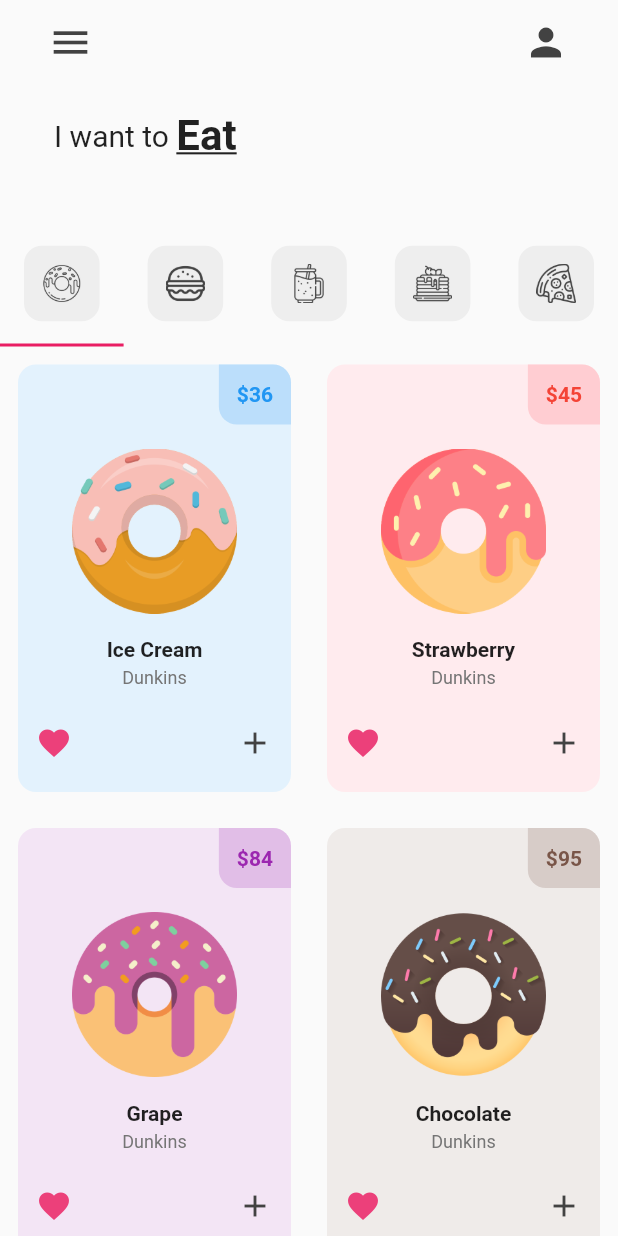
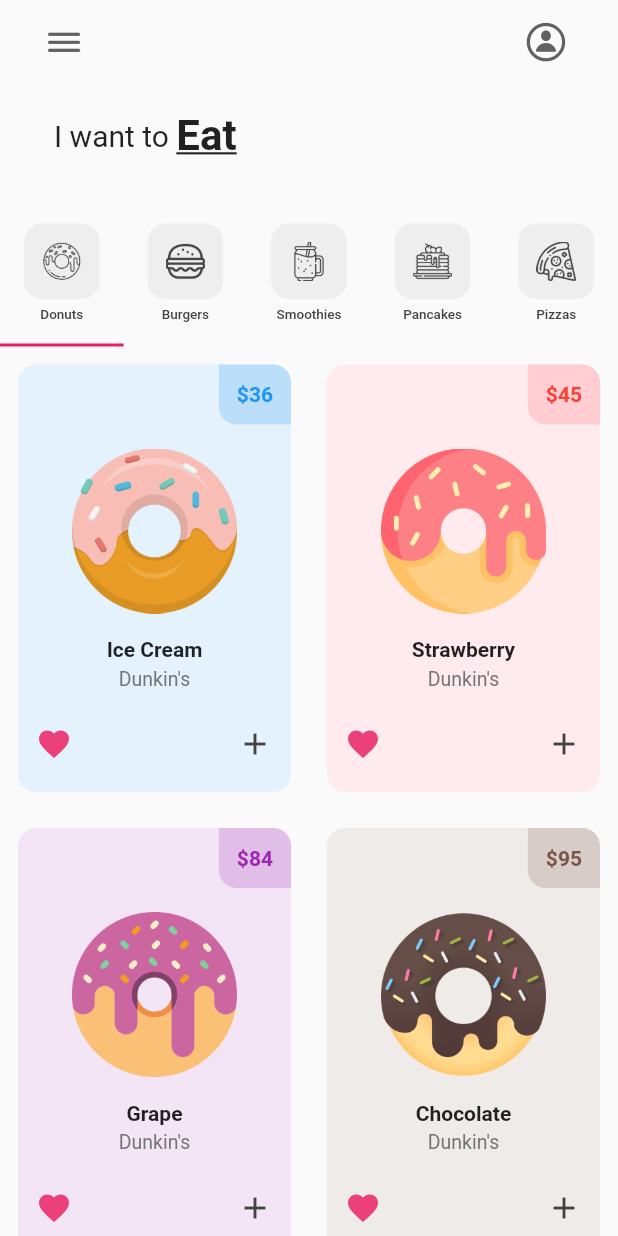
Before and after one commit to Kymoraa/donuts, a Flutter app: the screen it shows after launch, on a phone screen of 412 x 824 dp. Run offline on Flutter 3.47's test engine with Material 2 defaults, Android fonts, the light colour scheme and no system bars.

Commit message:
Implements the donut details page

```diff
--- a/lib/pages/donut_page.dart
+++ b/lib/pages/donut_page.dart
@@ -1,5 +1,6 @@
 import 'package:flutter/material.dart';
 import '../utils/donut_tile.dart';
+import 'detail_page.dart';
 
 class DonutPage extends StatelessWidget {
   DonutPage({Key? key}) : super(key: key);
@@ -12,20 +13,60 @@ class DonutPage extends StatelessWidget {
     ['Chocolate', '95', Colors.brown, 'assets/images/chocolate_donut.png'],
   ];
 
+  List nutritionalValue = [
+    // sugar, salt, fat, energy
+    [['8 Gram', '2%'], ['8 Gram', '.3%'], ['8 Gram', '12%'], ['140 Kcal', '40%']],
+    [['9 Gram', '3%'], ['9 Gram', '.4%'], ['9 Gram', '11%'], ['110 Kcal', '43%']],
+    [['6 Gram', '2%'], ['6 Gram', '.3%'], ['6 Gram', '11%'], ['150 Kcal', '32%']],
+    [['10 Gram', '4%'], ['10 Gram', '.5%'], ['10 Gram', '13%'], ['170 Kcal', '61%']],
+  ];
+
+  List donutDetails = [
+    "Ice cream donuts come decorated with rainbow sprinkles and coated with either milk or white chocolate. "
+        "Inside, you’ll find creamy vanilla ice cream. What more could you want on a warm summer’s day.",
+    "These incredibly delicious, super easy baked strawberry donuts are packed with fresh strawberries, "
+        "dipped in strawberry glaze, and so tender and moist they almost melt in your mouth. The aroma of fresh "
+        "strawberries makes everyone smile.",
+    "The grape donut maintains the most unique flavors among donuts. They are as light-as-air and filled with "
+        "a nice, tasty grape jelly. They are showered with powdered sugar for the coveted 'oohs and aahs'.",
+    "Enjoy these moist and fluffy baked chocolate donuts full of chocolate flavor. Covered in a thick, white or dark "
+        "chocolate glaze, these are perfect for any chocoholic.",
+  ];
+
   @override
   Widget build(BuildContext context) {
     return GridView.builder(
+
       itemCount: donuts.length,
       gridDelegate: const SliverGridDelegateWithFixedCrossAxisCount(
         crossAxisCount: 2,
         childAspectRatio: 1/1.5,
       ),
       itemBuilder: (context, index) {
-        return DonutTile(
-          donutFlavor: donuts[index][0],
-          donutPrice: donuts[index][1],
-          donutColor: donuts[index][2],
-          imageName: donuts[index][3],
+        return GestureDetector(
+          onTap: (){
+            Navigator.of(context, rootNavigator: true).push(
+              MaterialPageRoute(
+                builder: (_) => DetailPage(
+                  donutFlavor: donuts[index][0],
+                  donutPrice: donuts[index][1],
+                  donutColor: donuts[index][2],
+                  imageName: donuts[index][3],
+                  sugar: nutritionalValue[index][0],
+                  salt: nutritionalValue[index][1],
+                  fat: nutritionalValue[index][2],
+                  energy: nutritionalValue[index][3],
+                  donutDetails: donutDetails[index],
+                ),
+              ),
+            );
+          },
+          child: DonutTile(
+            donutFlavor: donuts[index][0],
+            donutPrice: donuts[index][1],
+            donutColor: donuts[index][2],
+            imageName: donuts[index][3],
+          ),
         );
       },
     );
--- a/lib/pages/home_page.dart
+++ b/lib/pages/home_page.dart
@@ -1,6 +1,7 @@
 import 'package:donuts/pages/pancake_page.dart';
 import 'package:donuts/pages/pizza_page.dart';
 import 'package:donuts/pages/smoothie_page.dart';
+import 'package:flutter/cupertino.dart';
 import 'package:flutter/material.dart';
 
 import '../utils/my_tabs.dart';
@@ -18,22 +19,27 @@ class _MyHomePageState extends State<MyHomePage> {
   List<Widget> myTabs = const [
     // donut tab
     MyTabs(
+      tabName: 'Donuts',
       iconPath: 'assets/icons/donut.png',
     ),
     // burger tab
     MyTabs(
+      tabName: 'Burgers',
       iconPath: 'assets/icons/burger.png',
     ),
     // smoothie tab
     MyTabs(
+      tabName: 'Smoothies',
       iconPath: 'assets/icons/smoothie.png',
     ),
     // pancake tab
     MyTabs(
+      tabName: 'Pancakes',
       iconPath: 'assets/icons/pancakes.png',
     ),
     // pizza tab
     MyTabs(
+      tabName: 'Pizzas',
       iconPath: 'assets/icons/pizza.png',
     ),
   ];
@@ -49,8 +55,8 @@ class _MyHomePageState extends State<MyHomePage> {
             padding: const EdgeInsets.only(left: 24.0),
             child: IconButton(
               icon: Icon(
-                Icons.menu,
-                color: Colors.grey[800],
+                CupertinoIcons.bars,
+                color: Colors.grey[700],
                 size: 30,
               ),
               onPressed: () {},
@@ -61,8 +67,8 @@ class _MyHomePageState extends State<MyHomePage> {
               padding: const EdgeInsets.only(right: 24.0),
               child: IconButton(
                 icon: Icon(
-                  Icons.person,
-                  color: Colors.grey[800],
+                  CupertinoIcons.person_circle,
+                  color: Colors.grey[700],
                   size: 30,
                 ),
                 onPressed: () {},
@@ -95,7 +101,9 @@ class _MyHomePageState extends State<MyHomePage> {
               height: 24.0,
             ),
             // tab bar
-            TabBar(tabs: myTabs),
+            TabBar(
+              tabs: myTabs,
+            ),
             // tab bar view
             Expanded(
               child: TabBarView(
--- a/lib/utils/donut_tile.dart
+++ b/lib/utils/donut_tile.dart
@@ -68,9 +68,9 @@ class DonutTile extends StatelessWidget {
               height: 4,
             ),
             Text(
-              'Dunkins',
+              'Dunkin\'s',
               style: TextStyle(
-                fontSize: 12.0,
+                fontSize: 13.0,
                 color: Colors.grey[600],
               ),
             ),
@@ -92,8 +92,7 @@ class DonutTile extends StatelessWidget {
                   Icon(
                     Icons.add,
                     color: Colors.grey[800],
-                  )
-
+                  ),
                 ],
               ),
             ),
--- a/lib/utils/my_tabs.dart
+++ b/lib/utils/my_tabs.dart
@@ -2,24 +2,46 @@ import 'package:flutter/material.dart';
 
 class MyTabs extends StatelessWidget {
   final String iconPath;
+  final String tabName;
 
-  const MyTabs({Key? key, required this.iconPath}) : super(key: key);
+  const MyTabs({
+    Key? key,
+    required this.iconPath,
+    required this.tabName,
+  }) : super(key: key);
 
   @override
   Widget build(BuildContext context) {
     return Tab(
       height: 80,
-      child: Container(
+      child: Column(
+        children: [
+          Container(
             padding: const EdgeInsets.all(12.0),
             decoration: BoxDecoration(
               color: Colors.grey[200],
               borderRadius: BorderRadius.circular(12.0),
+                // border: Border.all(
+                //   color: Colors.black54,
+                // )
             ),
             child: Image.asset(
               iconPath,
               color: Colors.grey[800],
             ),
           ),
+          const SizedBox(
+            height: 5,
+          ),
+          Text(
+            tabName,
+            style: TextStyle(
+              color: Colors.grey[800],
+              fontSize: 9,
+            ),
+          ),
+        ],
+      ),
     );
   }
 }
```
Also changed, not shown: lib/pages/detail_page.dart (added, +226 -0 lines), lib/utils/values/energy.dart (added, +84 -0 lines), lib/utils/values/fat.dart (added, +84 -0 lines), lib/utils/values/salt.dart (added, +84 -0 lines), lib/utils/values/sugar.dart (added, +84 -0 lines). Lines whose indentation alone changed are shown as unchanged.
